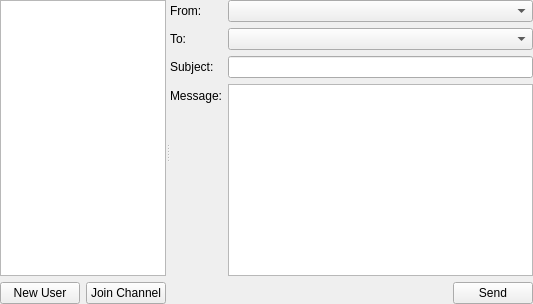
First picture: the form in hyperbit/gui/data/ChannelsTab.ui, repository g1itch/hyperbit, before the edit.
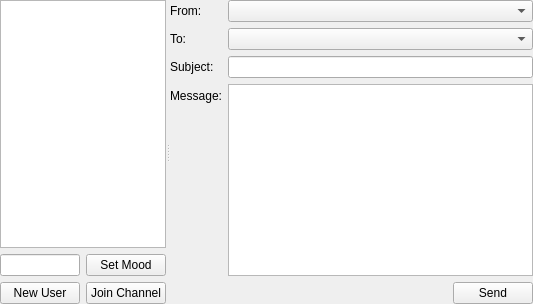
Second picture: the form after the edit.

Commit message: Salt identicons in the thread view (not ready yet so controls hidden)

The edit to the form file:
```diff
--- a/hyperbit/gui/data/ChannelsTab.ui
+++ b/hyperbit/gui/data/ChannelsTab.ui
@@ -37,14 +37,24 @@
     </item>
     <item>
      <layout class="QGridLayout" name="gridLayout">
+      <item row="0" column="2">
+       <widget class="QLineEdit" name="salt_entry"/>
+       </item>
       <item row="0" column="3">
+      <widget class="QPushButton" name="set_mood">
+        <property name="text">
+         <string>Set Mood</string>
+        </property>
+       </widget>
+      </item>
+      <item row="1" column="3">
        <widget class="QPushButton" name="channels_join">
         <property name="text">
          <string>Join Channel</string>
         </property>
        </widget>
       </item>
-      <item row="0" column="0">
+      <item row="1" column="0">
        <spacer name="horizontalSpacer_2">
         <property name="orientation">
          <enum>Qt::Horizontal</enum>
@@ -57,7 +67,7 @@
         </property>
        </spacer>
       </item>
-      <item row="0" column="2">
+      <item row="1" column="2">
        <widget class="QPushButton" name="buttonNewUser">
         <property name="text">
          <string>New User</string>
```
The commit also changes 2 other files.
